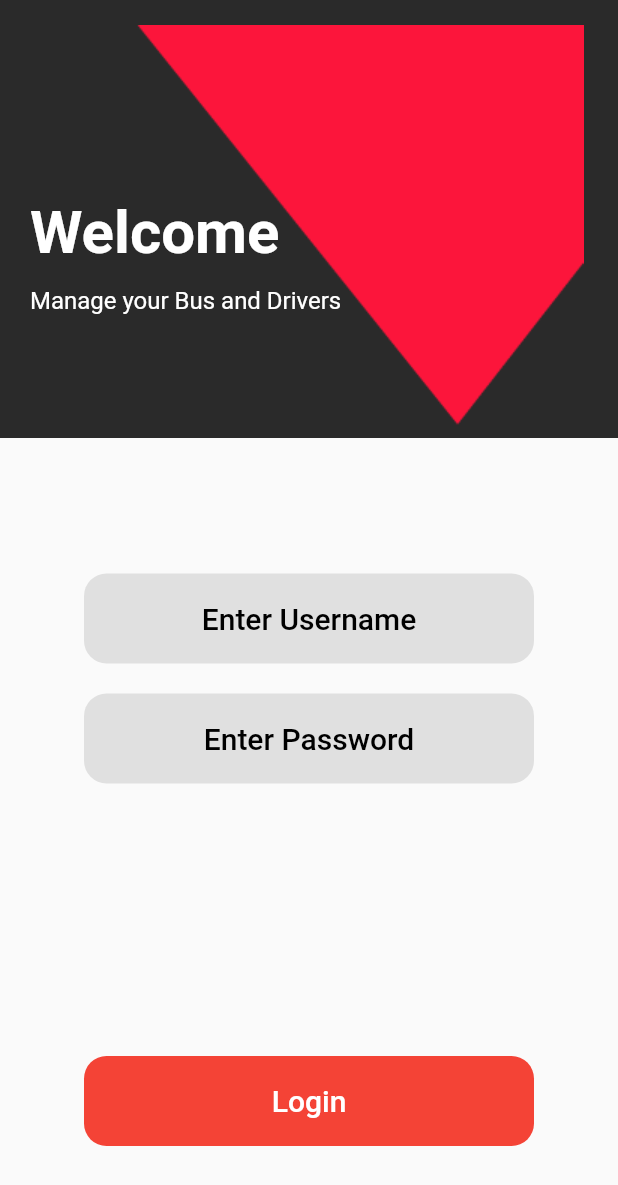
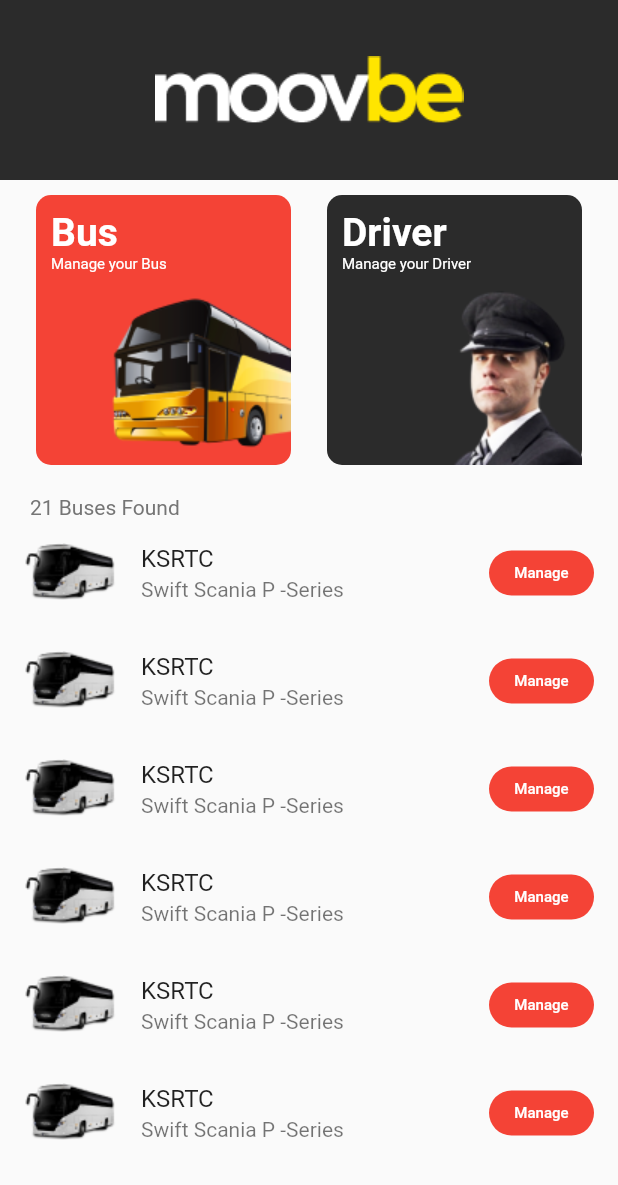
Before and after one commit to Diljithhh/bussystem, a Flutter app: the WelcomeScreen screen opened directly, after a tap on "Login", on a phone screen of 412 x 824 dp. Shown: the top 1185 px of the screen. Run offline on Flutter 3.47's test engine with Material 2 defaults, Android fonts, the phone set to English and light mode, and no system bars; missing offline and left inert: dart:ffi.

Commit message:
homeScreenUi

```diff
--- /dev/null
+++ b/lib/UI/HomeScreen.dart
@@ -0,0 +1,138 @@
+import 'package:bussystem/UI/LaunchScreen.dart';
+import 'package:flutter/material.dart';
+import 'package:flutter/src/widgets/framework.dart';
+import 'package:flutter/src/widgets/placeholder.dart';
+
+class HomeScreenUi extends StatefulWidget {
+  const HomeScreenUi({super.key});
+
+  @override
+  State<HomeScreenUi> createState() => _HomeScreenUiState();
+}
+
+class _HomeScreenUiState extends State<HomeScreenUi> {
+  @override
+  Widget build(BuildContext context) {
+    return Scaffold(
+      body: SafeArea(
+        child: Column(
+          crossAxisAlignment: CrossAxisAlignment.start,
+          children: [
+            Container(
+              width: double.maxFinite,
+              height: 120,
+              color: const Color(0xff2B2B2B),
+              child: Image.asset('assets/images/moovbe.png'),
+            ),
+            const SizedBox(
+              height: 10,
+            ),
+            Row(
+              mainAxisAlignment: MainAxisAlignment.spaceEvenly,
+              children: [
+                Container(
+                  height: 180,
+                  width: 170,
+                  decoration: BoxDecoration(
+                      color: Colors.red,
+                      borderRadius: BorderRadius.circular(10)),
+                  child: Stack(
+                    children: [
+                      const Positioned(
+                          top: 10,
+                          left: 10,
+                          child: Text(
+                            'Bus',
+                            style: TextStyle(
+                                fontSize: 26,
+                                fontWeight: FontWeight.w600,
+                                color: Colors.white),
+                          )),
+                      const Positioned(
+                          left: 10,
+                          top: 40,
+                          child: Text(
+                            'Manage your Bus',
+                            style: TextStyle(
+                                fontSize: 10,
+                                fontWeight: FontWeight.w400,
+                                color: Colors.white),
+                          )),
+                      Positioned(
+                          bottom: 10,
+                          right: 0,
+                          child: Image.asset('assets/images/bus1.png'))
+                    ],
+                  ),
+                ),
+                Container(
+                  height: 180,
+                  width: 170,
+                  decoration: BoxDecoration(
+                      color: const Color(0xff2B2B2B),
+                      borderRadius: BorderRadius.circular(10)),
+                  child: Stack(
+                    children: [
+                      const Positioned(
+                          top: 10,
+                          left: 10,
+                          child: Text(
+                            'Driver',
+                            style: TextStyle(
+                                fontSize: 26,
+                                fontWeight: FontWeight.w600,
+                                color: Colors.white),
+                          )),
+                      const Positioned(
+                          top: 40,
+                          left: 10,
+                          child: Text(
+                            'Manage your Driver',
+                            style: TextStyle(
+                                fontSize: 10,
+                                fontWeight: FontWeight.w400,
+                                color: Colors.white),
+                          )),
+                      Positioned(
+                          bottom: 0,
+                          right: 0,
+                          child: Image.asset('assets/images/driver.png'))
+                    ],
+                  ),
+                )
+              ],
+            ),
+            Container(
+                padding: const EdgeInsets.only(left: 20, top: 20),
+                child: Text(
+                  '21 Buses Found',
+                  style: TextStyle(color: Colors.grey.shade600),
+                )),
+            Expanded(
+              child: ListView.builder(
+                itemCount: 6,
+                shrinkWrap: true,
+                itemBuilder: (context, index) {
+                  return ListTile(
+                    subtitle: Text('Swift Scania P -Series'),
+                    trailing: CustomTextButton(
+                      width: 70,
+                      buttonTextSize: 10,
+                      height: 30,
+                      backgroundColor: Colors.red,
+                      buttonTextColor: Colors.white,
+                      buttonText: 'Manage',
+                      onPressed: () {},
+                    ),
+                    leading: Image.asset('assets/images/buss2.png'),
+                    title: Text('KSRTC'),
+                  );
+                },
+              ),
+            )
+          ],
+        ),
+      ),
+    );
+  }
+}
--- a/lib/UI/LaunchScreen.dart
+++ b/lib/UI/LaunchScreen.dart
@@ -67,9 +67,11 @@
   final Color backgroundColor;
   final Color buttonTextColor;
   final String buttonText;
+  final double buttonTextSize;
+
   final VoidCallback onPressed;
 
-  CustomTextButton({
+  CustomTextButton({ this.buttonTextSize=20,
     Key? key,
     required this.width,
     required this.height,
@@ -92,7 +94,7 @@
               style: TextStyle(
                 color: buttonTextColor,
                 fontWeight: FontWeight.w500,
-                fontSize: 20,
+                fontSize: buttonTextSize,
               ),
               )),
     );
--- a/lib/UI/WelcomeScreen.dart
+++ b/lib/UI/WelcomeScreen.dart
@@ -1,3 +1,4 @@
+import 'package:bussystem/UI/HomeScreen.dart';
 import 'package:bussystem/UI/LaunchScreen.dart';
 import 'package:flutter/material.dart';
 import 'package:flutter/src/widgets/framework.dart';
@@ -14,75 +15,99 @@
   Widget build(BuildContext context) {
     return Scaffold(
         body: Container(
-      child: Column(mainAxisAlignment: MainAxisAlignment.spaceBetween
-      ,
+      child: Column(
+        mainAxisAlignment: MainAxisAlignment.spaceBetween,
         children: [
           Stack(
             children: [
               Positioned(
                   child: Container(
                 child: Image.asset(
-                  fit: BoxFit.cover,width: double.maxFinite,
+                    fit: BoxFit.cover,
+                    width: double.maxFinite,
                     'assets/images/Rectangle.png'),
-              ))
-            ,Positioned(
+              )),
+              Positioned(
                   child: Container(
                 child: Image.asset(
                     //fit: BoxFit.cover,
                     width: double.maxFinite,
                     'assets/images/Polygon.png'),
-              )),const Positioned(
+              )),
+              const Positioned(
                   left: 20,
-                bottom: 0,top: 10,
-
+                  bottom: 0,
+                  top: 10,
                   child: Center(
-                  child: Text('Welcome',style: TextStyle(
+                    child: Text(
+                      'Welcome',
+                      style: TextStyle(
                           fontSize: 40,
-                    color: Colors.white,fontWeight: FontWeight.w700),),
-                )) ,const Positioned(
+                          color: Colors.white,
+                          fontWeight: FontWeight.w700),
+                    ),
+                  )),
+              const Positioned(
                   left: 20,
-                bottom: 0,top: 100,
-
+                  bottom: 0,
+                  top: 100,
                   child: Center(
-                  child: Text('Manage your Bus and Drivers',style: TextStyle(
+                    child: Text(
+                      'Manage your Bus and Drivers',
+                      style: TextStyle(
                           fontSize: 16,
-                    color: Colors.white,fontWeight: FontWeight.w400),),
-                )) ],
-          )
-      ,
+                          color: Colors.white,
+                          fontWeight: FontWeight.w400),
+                    ),
+                  ))
+            ],
+          ),
           //SizedBox(height: 10,),
-     Container(padding: const EdgeInsets.only(bottom: 100),
+          Container(
+            padding: const EdgeInsets.only(bottom: 100),
             child: Column(
-
               mainAxisAlignment: MainAxisAlignment.start,
-        children: [  CustomTextButton(
+              children: [
+                CustomTextButton(
                   buttonText: 'Enter Username',
-          width: 300, height: 60, backgroundColor: Colors.grey.shade300,
-          buttonTextColor: Colors.black, onPressed: () {
-
-          },)
-          ,
-          const SizedBox(height: 20,),
+                  width: 300,
+                  height: 60,
+                  backgroundColor: Colors.grey.shade300,
+                  buttonTextColor: Colors.black,
+                  onPressed: () {},
+                ),
+                const SizedBox(
+                  height: 20,
+                ),
                 CustomTextButton(
                   buttonText: 'Enter Password',
-          width: 300, height: 60, backgroundColor: Colors.grey.shade300,
-          buttonTextColor: Colors.black, onPressed: () {
-
-          },),
-          ],),
-     )
-        ,
-        Container(padding: const EdgeInsets.only(bottom: 60),
-          child: CustomTextButton(buttonText: 'Login',
+                  width: 300,
+                  height: 60,
+                  backgroundColor: Colors.grey.shade300,
+                  buttonTextColor: Colors.black,
+                  onPressed: () {},
+                ),
+              ],
+            ),
+          ),
+          Container(
+            padding: const EdgeInsets.only(bottom: 60),
+            child: CustomTextButton(
+              buttonText: 'Login',
               backgroundColor: Colors.red,
               buttonTextColor: Colors.white,
               onPressed: () {
-
+                Navigator.push(
+                    context,
+                    MaterialPageRoute(
+                      builder: (context) => HomeScreenUi(),
+                    ));
               },
               width: 300,
               height: 60,
             ),
-        ) ],
+          )
+        ],
       ),
     ));
   }
```
Also changed, not shown: assets/images/bus1.png (added), assets/images/buss2.png (added), assets/images/driver.png (added). Lines whose indentation alone changed are shown as unchanged.
